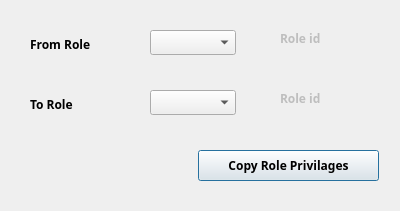
Above: presentation/authorization_ui/copyRole.ui from shymaa123456/HyperPOS2020 before the change. Below: the same form after it.
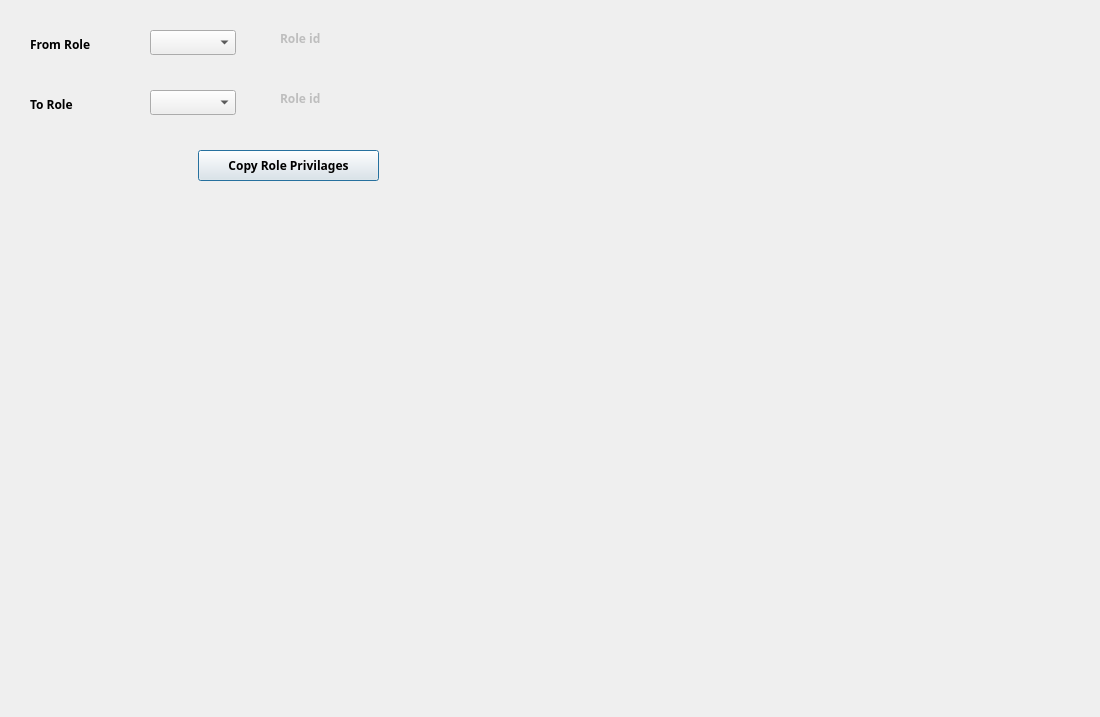
That is the form after the change.

Patch:
```diff
--- a/presentation/authorization_ui/copyRole.ui
+++ b/presentation/authorization_ui/copyRole.ui
@@ -6,20 +6,20 @@
    <rect>
     <x>0</x>
     <y>0</y>
-    <width>400</width>
-    <height>211</height>
+    <width>1100</width>
+    <height>717</height>
    </rect>
   </property>
   <property name="minimumSize">
    <size>
-    <width>400</width>
-    <height>211</height>
+    <width>1100</width>
+    <height>717</height>
    </size>
   </property>
   <property name="maximumSize">
    <size>
-    <width>400</width>
-    <height>211</height>
+    <width>1100</width>
+    <height>717</height>
    </size>
   </property>
   <property name="windowTitle">
```
